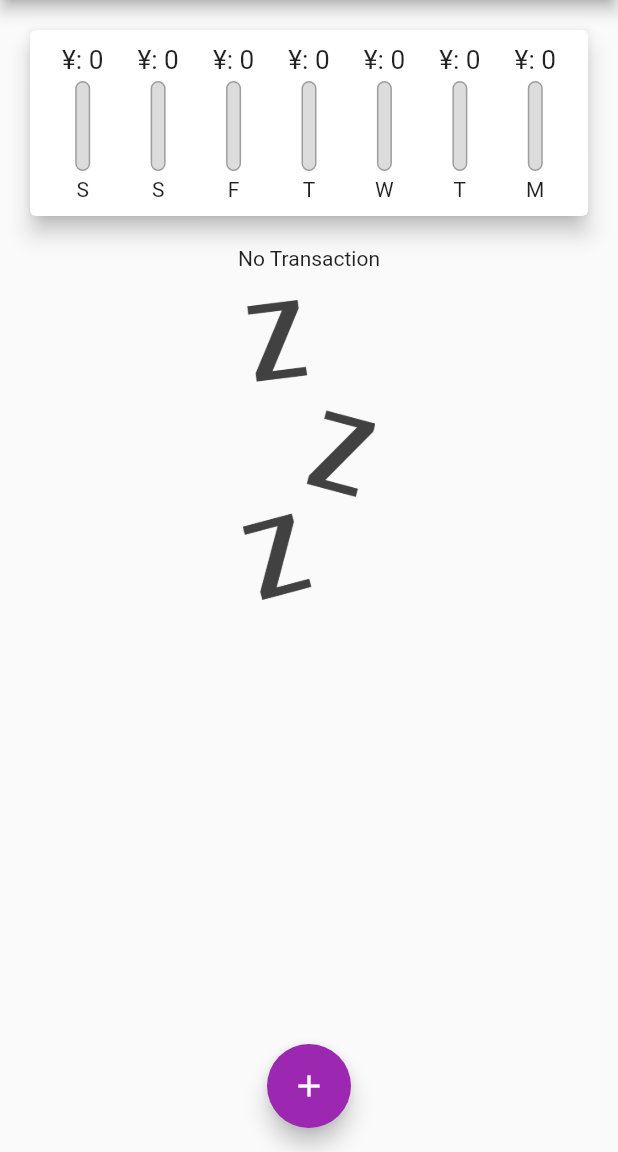
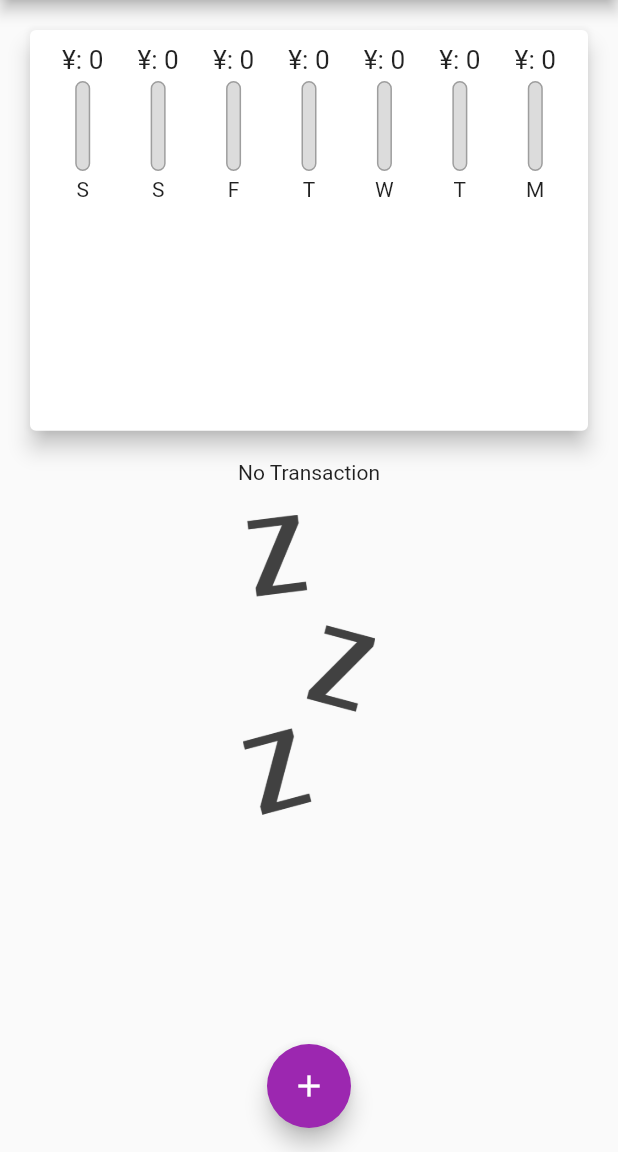
Before and after one commit to totolog-flutter/for-learning, a Flutter app: the screen it shows after launch, on a phone screen of 412 x 824 dp, the part 84-1236 px from its top. Run offline on Flutter 3.47's test engine with Material 2 defaults, Android fonts, the phone set to English and light mode, and no system bars.

Commit message:
add: 121

```diff
--- a/lib/main.dart
+++ b/lib/main.dart
@@ -81,20 +81,29 @@ class _MyHomePageState extends State<MyHomePage> {
 
   @override
   Widget build(BuildContext context) {
-    return Scaffold(
-      appBar: AppBar(
-        title: Text('Flutter App'),
+    final appBar = AppBar(
+      title: Text('Flutter App'),
         actions: [
           IconButton(onPressed: () => _startAddNewTransaction(context), icon: Icon(Icons.add))
         ],
-      ),
+    );
+    return Scaffold(
+      appBar: appBar,
       body: SingleChildScrollView(
         child: Column(
           mainAxisAlignment: MainAxisAlignment.start,
           crossAxisAlignment:  CrossAxisAlignment.stretch,
           children: [
-            Chart(_recentTransactions),
-            TransactionList(transactions: _userTransactions, deleteTransaction: _deleteTransaction),
+            Container(
+              height: (
+                MediaQuery.of(context).size.height -
+                appBar.preferredSize.height -
+                MediaQuery.of(context).padding.top
+              ) * 0.4,
+              child: Chart(_recentTransactions)),
+            Container(
+              height: (MediaQuery.of(context).size.height - appBar.preferredSize.height - MediaQuery.of(context).padding.top) * 0.6,
+              child: TransactionList(transactions: _userTransactions, deleteTransaction: _deleteTransaction)),
           ],
         ),
       ),
--- a/lib/widgets/transaction_list.dart
+++ b/lib/widgets/transaction_list.dart
@@ -10,9 +10,7 @@ class TransactionList extends StatelessWidget {
   const TransactionList({required this.transactions, required this.deleteTransaction});
   @override
   Widget build(BuildContext context) {
-    return Container(
-      height: 450,
-      child: transactions.isEmpty ? Column(children: [
+    return transactions.isEmpty ? Column(children: [
       Text('No Transaction'),
       SizedBox(height: 20,),
       Container(
@@ -51,50 +49,7 @@ class TransactionList extends StatelessWidget {
           ),
         );
       },
-        // itemBuilder: (ctx, index) {
-        //   return Card(
-        //     child: Row(
-        //       children: [
-        //         Container(
-        //           margin: EdgeInsets.symmetric(vertical: 10, horizontal: 15),
-        //           decoration: BoxDecoration(
-        //             border: Border.all(color: Theme.of(context).primaryColor, width: 2)
-        //           ),
-        //           padding: EdgeInsets.all(10),
-        //           child: Text(
-        //             '¥: ${transactions[index].amount.toStringAsFixed(0)}',
-        //             style: TextStyle(
-        //               fontWeight: FontWeight.bold,
-        //               fontSize: 20,
-        //               color: Theme.of(context).primaryColor
-        //             ),
-        //           ),
-        //         ),
-        //         Column(
-        //           crossAxisAlignment: CrossAxisAlignment.start,
-        //           children: [
-        //             Text(
-        //               transactions[index].title,
-        //               style: TextStyle(
-        //                 color: Colors.black,
-        //                 fontWeight: FontWeight.bold,
-        //                 fontSize: 16,
-        //               ),
-        //             ),
-        //             Text(
-        //               DateFormat('yyyy/MM/dd').format(transactions[index].date),
-        //               style: TextStyle(
-        //                 color: Colors.grey
-        //               ),
-        //             ),
-        //           ],
-        //         )
-        //       ],
-        //     ),
-        //   );
-        // },
       itemCount: transactions.length,
-      ),
     );
   }
 }
```
Lines whose indentation alone changed are shown as unchanged.
